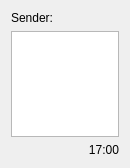
This is client/static/ui/chatmessagewidget.ui in cpp-park-vk-education/2022_2_cash_map as Qt 5 draws it before an edit. The edited form follows.
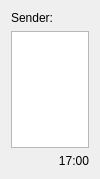
This is the edited form.

```diff
--- a/client/static/ui/chatmessagewidget.ui
+++ b/client/static/ui/chatmessagewidget.ui
@@ -6,12 +6,12 @@
    <rect>
     <x>0</x>
     <y>0</y>
-    <width>130</width>
-    <height>168</height>
+    <width>100</width>
+    <height>179</height>
    </rect>
   </property>
   <property name="sizePolicy">
-   <sizepolicy hsizetype="Expanding" vsizetype="Expanding">
+   <sizepolicy hsizetype="Minimum" vsizetype="Minimum">
     <horstretch>0</horstretch>
     <verstretch>0</verstretch>
    </sizepolicy>
@@ -24,7 +24,7 @@
   </property>
   <property name="maximumSize">
    <size>
-    <width>300</width>
+    <width>100</width>
     <height>16777215</height>
    </size>
   </property>
```
